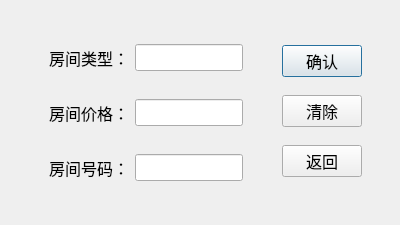
Above: Hotel Managing System/Insert Room Dialog.ui from Shu-Huai/Hotel-Managing-System before the change. Below: the same form after it.
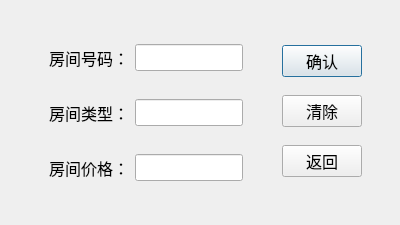
That is the form after the change.

Commit message: completed InsertRoomDialog

```diff
--- a/Hotel Managing System/Insert Room Dialog.ui
+++ b/Hotel Managing System/Insert Room Dialog.ui
@@ -26,6 +26,38 @@
       <item>
        <widget class="QWidget" name="inputPanel" native="true">
         <layout class="QVBoxLayout" name="verticalLayout_2">
+         <item>
+          <widget class="QWidget" name="numberPanel" native="true">
+           <layout class="QHBoxLayout" name="horizontalLayout">
+            <item>
+             <widget class="QLabel" name="numberLabel">
+              <property name="font">
+               <font>
+                <family>宋体</family>
+                <pointsize>12</pointsize>
+               </font>
+              </property>
+              <property name="text">
+               <string>房间号码：</string>
+              </property>
+             </widget>
+            </item>
+            <item>
+             <widget class="QLineEdit" name="numberEdit">
+              <property name="font">
+               <font>
+                <family>宋体</family>
+                <pointsize>12</pointsize>
+               </font>
+              </property>
+              <property name="text">
+               <string/>
+              </property>
+             </widget>
+            </item>
+           </layout>
+          </widget>
+         </item>
          <item>
           <widget class="QWidget" name="typePanel" native="true">
            <layout class="QHBoxLayout" name="horizontalLayout_2">
@@ -90,38 +122,6 @@
            </layout>
           </widget>
          </item>
-         <item>
-          <widget class="QWidget" name="numberPanel" native="true">
-           <layout class="QHBoxLayout" name="horizontalLayout">
-            <item>
-             <widget class="QLabel" name="numberLabel">
-              <property name="font">
-               <font>
-                <family>宋体</family>
-                <pointsize>12</pointsize>
-               </font>
-              </property>
-              <property name="text">
-               <string>房间号码：</string>
-              </property>
-             </widget>
-            </item>
-            <item>
-             <widget class="QLineEdit" name="numberEdit">
-              <property name="font">
-               <font>
-                <family>宋体</family>
-                <pointsize>12</pointsize>
-               </font>
-              </property>
-              <property name="text">
-               <string/>
-              </property>
-             </widget>
-            </item>
-           </layout>
-          </widget>
-         </item>
         </layout>
        </widget>
       </item>
```
The commit also changes 3 other files.
